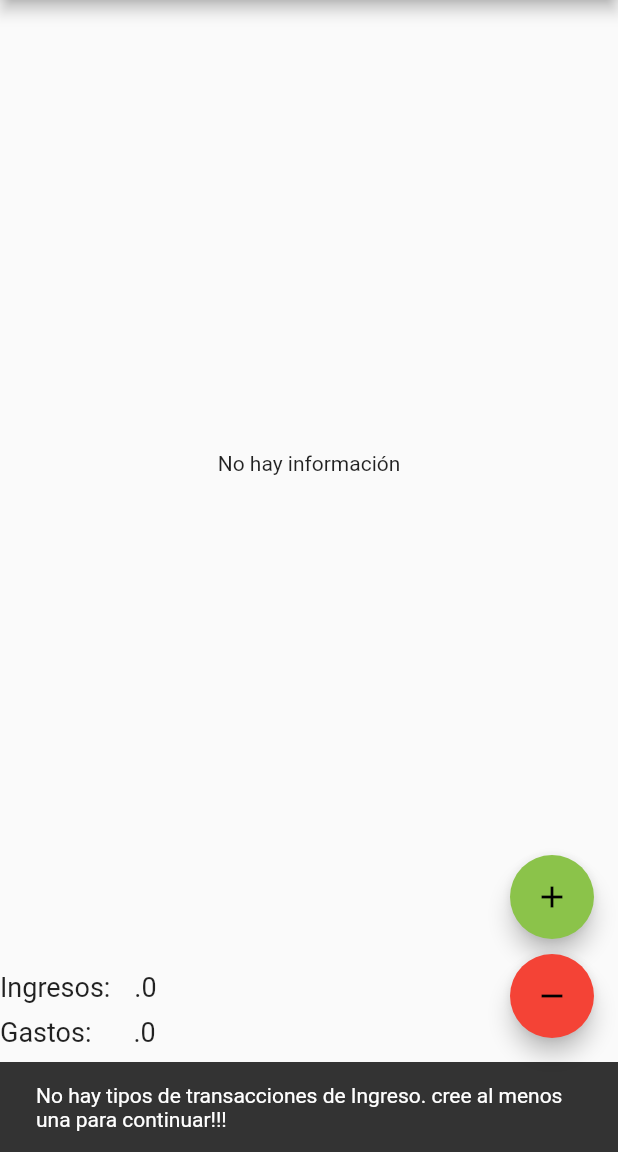
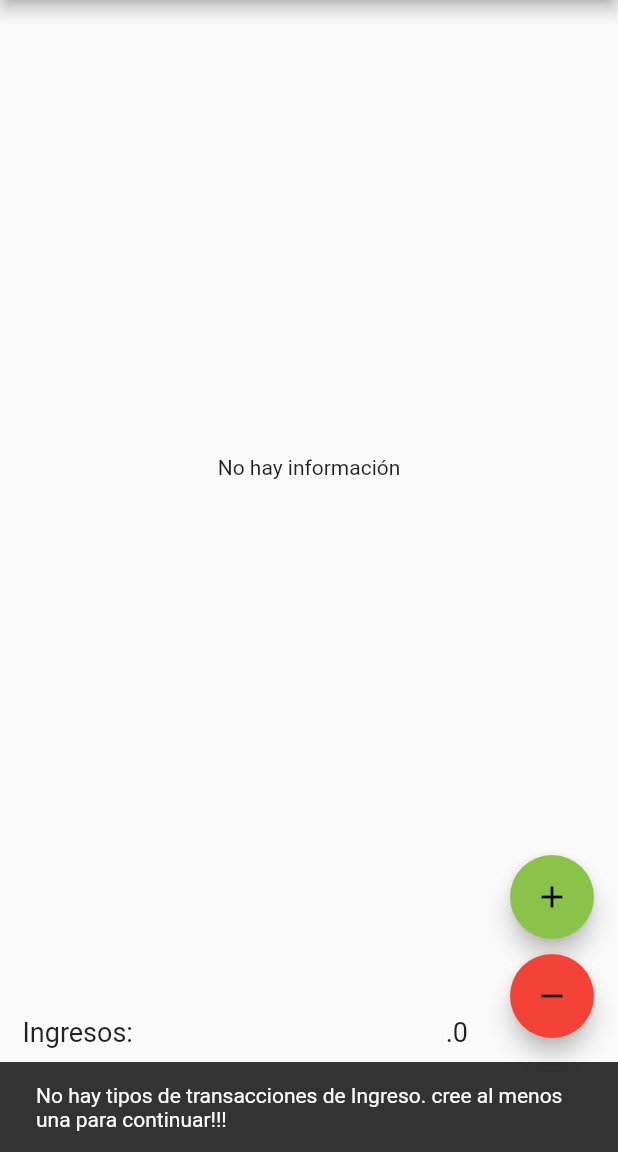
Before and after one commit to ervinsv92/balancetico, a Flutter app: the screen it shows after launch, after a tap on the "add" icon, on a phone screen of 412 x 824 dp, the part 84-1236 px from its top. Run offline on Flutter 3.47's test engine with Material 2 defaults, Android fonts, the phone set to English and light mode, and no system bars; our stand-ins replace sqflite; accounts and stored records are empty.

Commit message:
Mejoras versión 1

```diff
--- a/lib/drawer/drawer.dart
+++ b/lib/drawer/drawer.dart
@@ -11,7 +11,7 @@ class AppDrawer extends StatelessWidget {
       child: ListView(
         padding: EdgeInsets.zero,
         children: <Widget>[
-          _crearEncabezado(),
+          _crearEncabezado(context),
           _createDrawerItem(
               text: "Balance Diario",
               ruta: Routes.balanceDiario,
@@ -20,8 +20,8 @@ class AppDrawer extends StatelessWidget {
           _createDrawerItem(
               text: "Balance Rango Grupo",
               ruta: Routes.balanceRangoGrupo,
-              onTap: () =>
-                  Navigator.pushReplacementNamed(context, Routes.balanceRangoGrupo)),
+              onTap: () => Navigator.pushReplacementNamed(
+                  context, Routes.balanceRangoGrupo)),
           _createDrawerItem(
               text: "Lista Tipo Transacción",
               ruta: Routes.listaCategoria,
@@ -32,19 +32,37 @@ class AppDrawer extends StatelessWidget {
     );
   }
 
-  Widget _crearEncabezado() {
+  Widget _crearEncabezado(BuildContext context) {
     return DrawerHeader(
-      child: Row(
-        crossAxisAlignment: CrossAxisAlignment.start,
+      child: Column(
         children: <Widget>[
-          Icon(Icons.account_balance),
-          Text("Balancetico"),
-        ],
-      ),
+          Row(
+            crossAxisAlignment: CrossAxisAlignment.start,
+            children: <Widget>[
+              Icon(Icons.account_balance),
+              Text(
+                "Balancetico",
+                style: TextStyle(
+                    fontSize: 22.0, color: Theme.of(context).primaryColor),
+              ),
+            ],
+          ),
+          Container(
+            alignment: Alignment.topLeft,
+            margin: EdgeInsets.only(top: 10.0),
+            child: Text(
+              "Lleva el control de tus ingresos y gastos.",
+              textAlign: TextAlign.left,
+            ),
+          ),
+          Text("Hecho con Flutter", style: TextStyle(color: Colors.blue))
+        ]
+          )
     );
   }
 
-  Widget _createDrawerItem({String text, String ruta, GestureTapCallback onTap}) {
+  Widget _createDrawerItem(
+      {String text, String ruta, GestureTapCallback onTap}) {
     return ListTile(
       title: Text(text),
       selected: rutaActiva == ruta,
--- a/lib/pages/balance_diario_page.dart
+++ b/lib/pages/balance_diario_page.dart
@@ -63,12 +63,12 @@ class _BalanceDiarioPageState extends State<BalanceDiarioPage> {
                                           ? Colors.green
                                           : Colors.red)),
                           title: Text(transacciones[i].tipoTransaccion.nombre),
-                          //leading: Text("numero 1"),
+
                           subtitle: Text(formatoFecha
                               .format(transacciones[i].fechaRegistro)),
-                          //subtitle: Text(transacciones[i].fechaRegistro.toString()),
+
                           onTap: () {
-                            //Navigator.pushNamed(context, Routes.registroCategoria,arguments: transacciones[i]);
+
                           },
                           onLongPress: () {
                             showDialog(
@@ -117,8 +117,7 @@ class _BalanceDiarioPageState extends State<BalanceDiarioPage> {
             ),
           ),
           Container(
-            padding: const EdgeInsets.only(top: 25.0),
-            height: 150.0,
+            margin: EdgeInsets.only(bottom: 5.0, left: 15.0),
             child: FutureBuilder(
                 future: DBProvider.db.obtenerTotalesTransaccionesDelDia(),
                 builder: (BuildContext context,
@@ -127,19 +126,24 @@ class _BalanceDiarioPageState extends State<BalanceDiarioPage> {
 
                   return Column(
                     children: <Widget>[
+                      Container(height: 50.0,),
                       Row(
                         children: <Widget>[
                           Text(
                             "Ingresos:",
                             style: TextStyle(fontSize: 18.0),
+
                           ),
+                          Expanded(child: Container(),),
                           Container(
-                            width: 16.0,
-                          ),
-                          Text(
+                            alignment: Alignment.centerRight,
+                            margin: EdgeInsets.only(right: 100.0),
+                            child: Text(
                             formatoNumero.format(totales.totalIngresos),
                             style: TextStyle(fontSize: 18.0),
                           ),
+                          ),
+
                           Container(
                             height: 30.0,
                           )
@@ -151,12 +155,13 @@ class _BalanceDiarioPageState extends State<BalanceDiarioPage> {
                             "Gastos:",
                             style: TextStyle(fontSize: 18.0),
                           ),
+                          Expanded(child: Container(),),
                           Container(
-                            width: 28.0,
-                          ),
-                          Text(
-                            formatoNumero.format(totales.totalGastos),
-                            style: TextStyle(fontSize: 18.0),
+                            margin: EdgeInsets.only(right: 100.0),
+                            child: Text(
+                              formatoNumero.format(totales.totalGastos),
+                              style: TextStyle(fontSize: 18.0),
+                            ),
                           ),
                           Container(
                             height: 30.0,
@@ -169,12 +174,13 @@ class _BalanceDiarioPageState extends State<BalanceDiarioPage> {
                             "Diferencia:",
                             style: TextStyle(fontSize: 18.0),
                           ),
+                          Expanded(child: Container(),),
                           Container(
-                            width: 5.0,
-                          ),
-                          Text(
-                            formatoNumero.format(totales.totalDiferencia),
-                            style: TextStyle(fontSize: 18.0),
+                            margin: EdgeInsets.only(right: 100.0),
+                            child: Text(
+                              formatoNumero.format(totales.totalDiferencia),
+                              style: TextStyle(fontSize: 18.0, color: totales.totalDiferencia >= 0? Colors.green: Colors.red),
+                            ),
                           ),
                           Container(
                             height: 30.0,
@@ -205,7 +211,6 @@ class _BalanceDiarioPageState extends State<BalanceDiarioPage> {
                       MaterialPageRoute(
                           builder: (context) =>
                               RegistroTransaccionesPage(tipoTransaccion: "I")));
-                  //Navigator.pushNamed(context, Routes.registroTransacciones, arguments: "I");
                 } else {
                   _scaffoldKey.currentState.showSnackBar(SnackBar(
                       content: Text(
@@ -227,7 +232,6 @@ class _BalanceDiarioPageState extends State<BalanceDiarioPage> {
             onPressed: () {
               DBProvider.db.existenTiposTransaccion("G").then((existe) {
                 if (existe) {
-                  //Navigator.pushNamed(context, Routes.registroTransacciones, arguments: "G");
                   Navigator.push(
                       context,
                       MaterialPageRoute(
--- a/lib/providers/lista_categorias_bloc.dart
+++ b/lib/providers/lista_categorias_bloc.dart
@@ -13,7 +13,6 @@ class ListaCategoriasBloc {
   }
 
   final _listaCatBlocCtrl = StreamController<List<BETipoTransaccion>>.broadcast();
-  //final _listaCatBlocCtrl = StreamController<List<BETipoTransaccion>>.broadcast();
 
   Stream<List<BETipoTransaccion>> get listaCategoriasStr => _listaCatBlocCtrl.stream;
 
@@ -31,7 +30,6 @@ class ListaCategoriasBloc {
 
   guardarTipoTransaccion(BETipoTransaccion tipoTransaccion) async{
     await DBProvider.db.guardarTipoTransaccion(tipoTransaccion);
-    //obtenerTiposTransaccionPorTipo();
   }
 
 
```
Also changed, not shown: lib/pages/balance_rango_grupo_page.dart (+19 -23 lines), lib/pages/balance_rango_page.dart (+10 -12 lines), lib/pages/registro_categoria_page.dart (+5 -8 lines), lib/pages/registro_transacciones_page.dart (+0 -7 lines).
